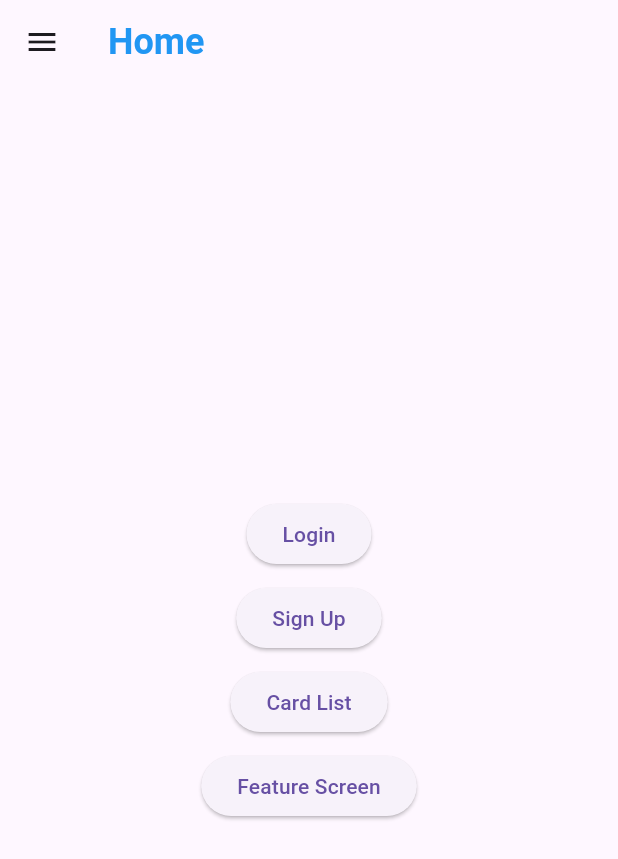
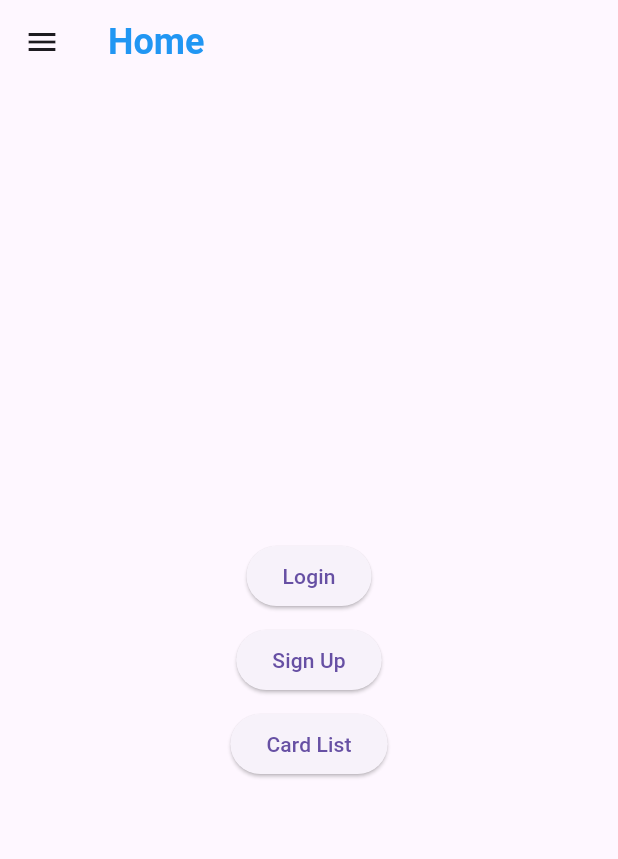
Before and after one commit to adayilmax/FocusShift, a Flutter app: the screen it shows after launch, on a phone screen of 412 x 824 dp. Shown: the top 859 px of the screen. Run offline on Flutter 3.47's test engine with Material 3 defaults, Android fonts, the phone set to English and light mode, and no system bars; Roboto replaces fonts that are missing (CustomFont).

Commit message:
Debugged main, login, and signup screens. Removed Feature screen. Updated Home screen accordingly.

```diff
--- a/lib/main.dart
+++ b/lib/main.dart
@@ -5,7 +5,6 @@ import 'screens/login_screen.dart';
 import 'screens/signup_screen.dart';
 import 'screens/home_screen.dart';
 import 'screens/card_list_screen.dart';
-import 'screens/feature_screen.dart';
 import 'screens/dashboard_screen.dart';      // contains MainDashboardScreen
 import 'screens/profile_screen.dart';
 import 'screens/settings_screen.dart';
@@ -72,9 +71,8 @@ class _MyAppState extends State<MyApp> {
       routes: {
         '/': (context) => HomeScreen(),
         '/login': (context) => LoginScreen(),
-        '/signup': (context) => SignupScreen(),
+        '/signup': (context) => SignUpScreen(),
         '/list': (context) => CardListScreen(),
-        '/feature': (context) => FeatureScreen(),
         '/dashboard': (context) => MainDashboardScreen(),
         '/profile': (context) => ProfileScreen(onThemeChanged: _handleThemeChange),
         '/settings': (context) => SettingsScreen(onThemeChanged: _handleThemeChange),
--- a/lib/screens/home_screen.dart
+++ b/lib/screens/home_screen.dart
@@ -24,10 +24,6 @@ class HomeScreen extends StatelessWidget {
               title: Text("Card List"),
               onTap: () => Navigator.pushNamed(context, '/list'),
             ),
-            ListTile(
-              title: Text("Feature Screen"),
-              onTap: () => Navigator.pushNamed(context, '/feature'),
-            ),
           ],
         ),
       ),
@@ -49,11 +45,6 @@ class HomeScreen extends StatelessWidget {
               onPressed: () => Navigator.pushNamed(context, '/list'),
               child: Text("Card List"),
             ),
-            SizedBox(height: 8),
-            ElevatedButton(
-              onPressed: () => Navigator.pushNamed(context, '/feature'),
-              child: Text("Feature Screen"),
-            ),
           ],
         ),
       ),
--- a/lib/screens/login_screen.dart
+++ b/lib/screens/login_screen.dart
@@ -143,7 +143,7 @@ class _LoginScreenState extends State<LoginScreen> {
                         height: _kFieldHeight,
                         child: ElevatedButton(
                           style: ElevatedButton.styleFrom(
-                            primary: _kAccentGreen,
+                            backgroundColor: _kAccentGreen,
                             shape: RoundedRectangleBorder(
                               borderRadius: BorderRadius.circular(8),
                             ),
```
Also changed, not shown: lib/screens/feature_screen.dart (deleted, +0 -36 lines), lib/screens/signup_screen.dart (+6 -4 lines).
